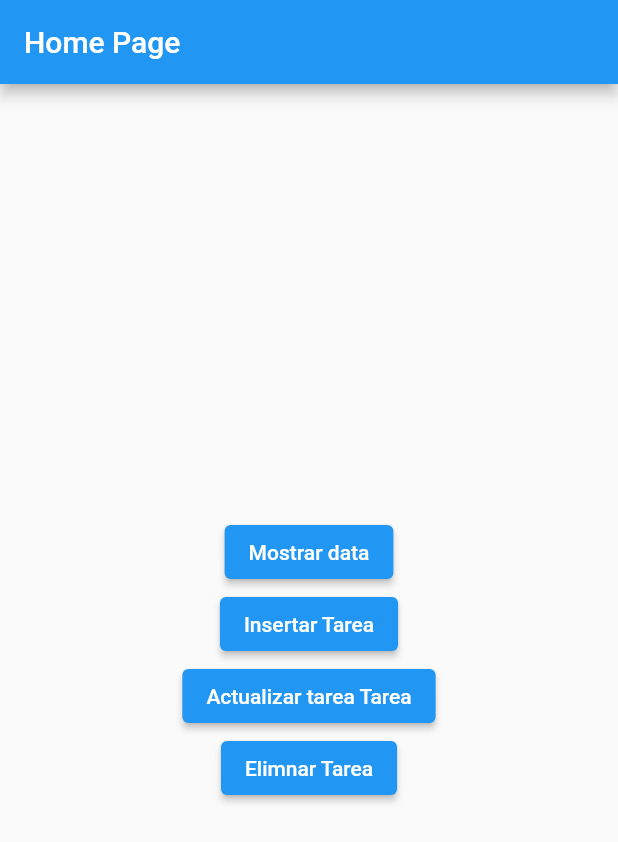
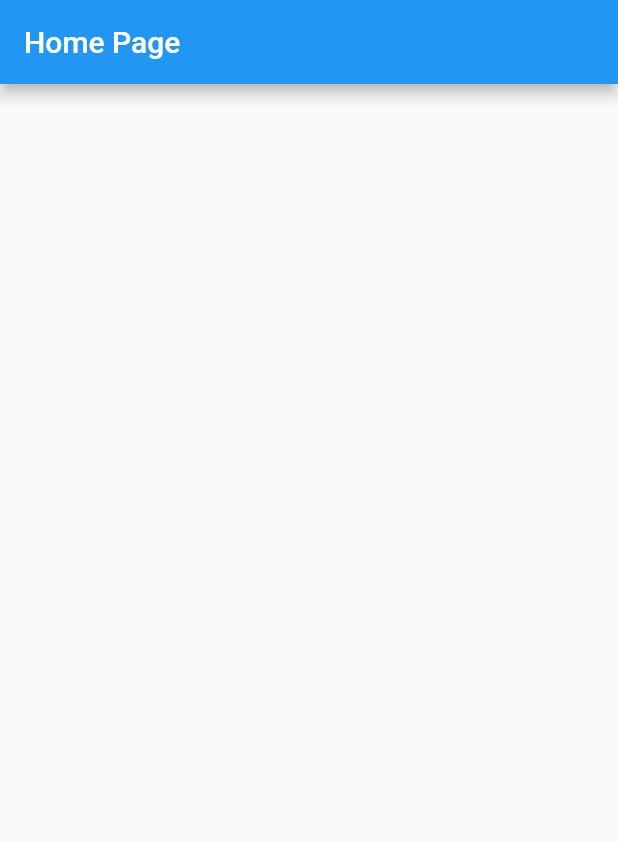
Before and after one commit to Aldairtunq/flutter_application_1, a Flutter app: the screen it shows after launch, on a phone screen of 412 x 824 dp. Shown: the top 842 px of the screen. Run offline on Flutter 3.47's test engine with Material 2 defaults, Android fonts, the phone set to English and light mode, and no system bars; our stand-ins replace sqflite; accounts and stored records are empty.

Commit message:
mostrar lo registros utilizando flutterBuilder

```diff
--- a/lib/pages/home_page.dart
+++ b/lib/pages/home_page.dart
@@ -3,46 +3,37 @@ import 'package:flutter/material.dart';
 import '../db/bd_agenda.dart';
 
 class HomePage extends StatelessWidget {
-  const HomePage({super.key});
+  get myTasks => null;
+
+  Future<String> getFullNase() async {
+    return "Aldair tunquipa";
+  }
+
   @override
   Widget build(BuildContext context) {
     return Scaffold(
-      appBar: AppBar(
-        title: const Text('Home Page'),
-      ),
-      body: Center(
-        child: Column(
-          mainAxisAlignment: MainAxisAlignment.center,
-          children: [
-            ElevatedButton(
-              onPressed: () {
-                DBAdmin.db.initDatabase();
-              },
-              child: Text("Mostrar data"),
-            ),
-            ElevatedButton(
-              onPressed: () {
-                DBAdmin.db.insertTask();
-              },
-              child: Text("Insertar Tarea"),
-            ),
-            ElevatedButton(
-              onPressed: () {
-                //DBAdmin.db.updateRawTask();
-                DBAdmin.db.updateTask();
-              },
-              child: Text("Actualizar tarea Tarea"),
-            ),
-            ElevatedButton(
-              onPressed: () {
-                DBAdmin.db.deleteRawTask();
-                //DBAdmin.db.deleteTask();
-              },
-              child: Text("Elimnar Tarea"),
-            ),
-          ],
+        appBar: AppBar(
+          title: const Text('Home Page'),
         ),
-      ),
-    );
+        body: FutureBuilder(
+            future: DBAdmin.db.getTasks(),
+            builder: (BuildContext context, AsyncSnapshot snap) {
+              if (snap.hasData) {
+                List<Map<String, dynamic>> myTastks = snap.data;
+                return ListView.builder(
+                  itemCount: myTastks.length,
+                  itemBuilder: (BuildContext context, int index) {
+                    return ListTile(
+                      title: Text(myTasks[index]["title"]),
+                      subtitle: Text(myTasks[index]["descripcion"]),
+                    );
+                  },
+                );
+              }
+
+              return const Center(
+                child: CircularProgressIndicator(),
+              );
+            }));
   }
 }
```
Also changed, not shown: lib/db/bd_agenda.dart (+11 -2 lines).
